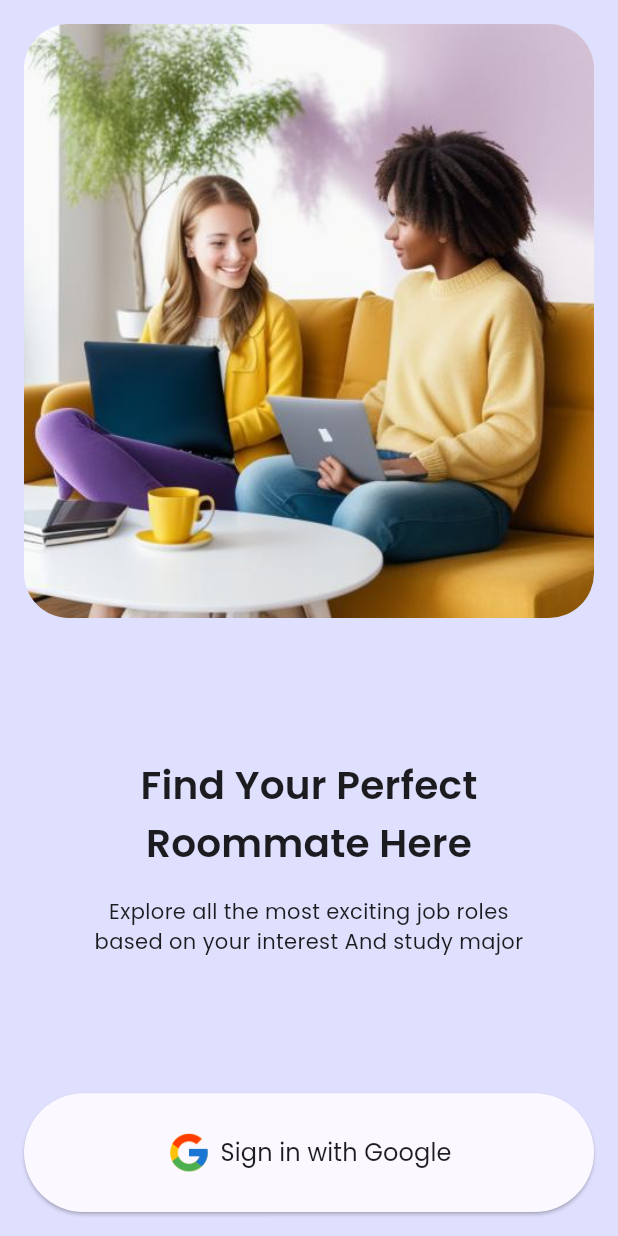
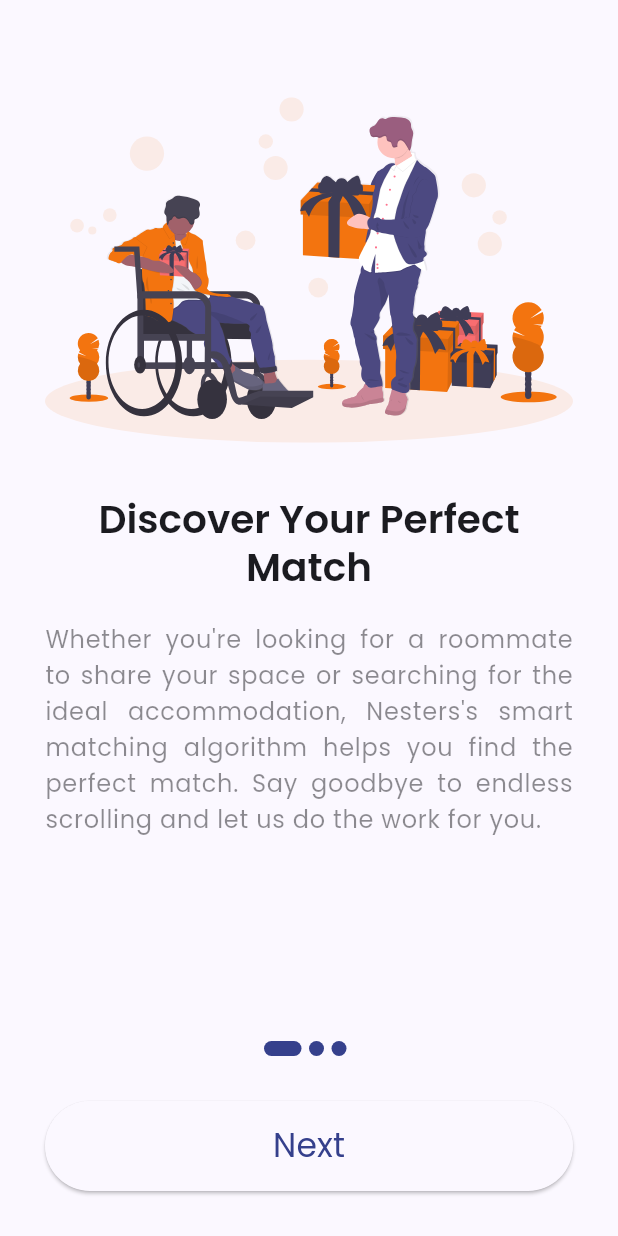
Before and after one commit to Dracula-101/Nesters, a Flutter app: the screen it shows after launch, on a phone screen of 412 x 824 dp. Run offline on Flutter 3.47's test engine with Material 3 defaults, Android fonts, the phone set to English and light mode, and no system bars; our stand-ins replace bloc, equatable, firebase_auth, firebase_core, flutter_bloc, flutter_svg and 7 more; accounts and stored records are empty; generated files the repository leaves out were written again.

Commit message:
Added three onboarding screens with complete UI and business logic

```diff
--- a/lib/app/bloc/app_bloc.dart
+++ b/lib/app/bloc/app_bloc.dart
@@ -64,7 +64,9 @@ class AppBloc extends Bloc<AppEvent, AppState> {
 
   void _intializeNavigationHandler(bool isLoggedIn) {
     AppRouterService.navigatorKey.currentContext!.go(
-      isLoggedIn ? AppRouterService.homeScreen : AppRouterService.loginScreen,
+      isLoggedIn
+          ? AppRouterService.homeScreen
+          : AppRouterService.onboardingScreen,
     );
   }
 }
--- a/lib/app/routes/app_routes.dart
+++ b/lib/app/routes/app_routes.dart
@@ -3,10 +3,12 @@ import 'package:go_router/go_router.dart';
 import 'package:nesters/app/view/app_scaffold.dart';
 import 'package:nesters/features/auth/view/auth_view.dart';
 import 'package:nesters/features/home/view/home_view.dart';
+import 'package:nesters/features/onboarding/view/onboarding_view.dart';
 import 'package:nesters/features/splash/view/splash_view.dart';
 
 class AppRouterService {
   static const String splashScreen = '/';
+  static const String onboardingScreen = '/onboarding';
   static const String homeScreen = '/home';
   static const String loginScreen = '/login';
 
@@ -45,6 +47,10 @@ class AppRouterService {
             splashScreen,
             (_) => const SplashPage(),
           ), // This will be hidden
+          AppRoute(
+            onboardingScreen,
+            (_) => const OnboardingPage(),
+          ),
           AppRoute(
             loginScreen,
             (_) => const AuthPage(),
--- a/lib/app/view/app_scaffold.dart
+++ b/lib/app/view/app_scaffold.dart
@@ -2,7 +2,6 @@ import 'package:flutter/material.dart';
 import 'package:flutter_bloc/flutter_bloc.dart';
 import 'package:nesters/app/bloc/app_bloc.dart';
 import 'package:nesters/features/auth/auth.dart';
-import 'package:nesters/theme/theme.dart';
 
 class RootAppScaffold extends StatelessWidget {
   const RootAppScaffold({super.key, required this.child});
--- a/lib/app/view/main_app_view.dart
+++ b/lib/app/view/main_app_view.dart
@@ -22,6 +22,7 @@ class RootApp extends StatelessWidget {
         ),
       ],
       child: MaterialApp.router(
+        debugShowCheckedModeBanner: false,
         routerConfig: appRouterService.appRouter,
         title: 'Nesters',
         theme: AppTheme.lightTheme,
--- /dev/null
+++ b/lib/constants/onboarding_data.dart
@@ -0,0 +1,22 @@
+import 'package:nesters/domain/models/onboarding.dart';
+
+List<OnboardingContent> contents = [
+  OnboardingContent(
+    image: 'assets/icons/reward.svg',
+    title: 'Discover Your Perfect Match',
+    description:
+        'Whether you\'re looking for a roommate to share your space or searching for the ideal accommodation, Nesters\'s smart matching algorithm helps you find the perfect match. Say goodbye to endless scrolling and let us do the work for you.',
+  ),
+  OnboardingContent(
+    image: 'assets/icons/reward.svg',
+    title: 'Connect with Your College Community',
+    description:
+        'Explore a vibrant community of students from your college. Whether you\'re looking to share a room or find a roommate, We connects you with like-minded individuals seeking accommodation solutions just like you.',
+  ),
+  OnboardingContent(
+    image: 'assets/icons/reward.svg',
+    title: 'Find Your Ideal Living Space',
+    description:
+        'Have a vacant room or space in your house? Post it on Nesters and reach out to other students in need of accommodation. From cozy apartments to spacious houses, discover a wide range of living options tailored to your college lifestyle.',
+  ),
+];
--- /dev/null
+++ b/lib/domain/models/onboarding.dart
@@ -0,0 +1,11 @@
+class OnboardingContent {
+  String image;
+  String title;
+  String description;
+
+  OnboardingContent({
+    required this.image,
+    required this.title,
+    required this.description,
+  });
+}
--- a/lib/features/auth/view/auth_view.dart
+++ b/lib/features/auth/view/auth_view.dart
@@ -1,6 +1,7 @@
 import 'package:flutter/material.dart';
 import 'package:flutter_bloc/flutter_bloc.dart';
 import 'package:nesters/features/auth/auth.dart';
+import 'package:nesters/theme/theme.dart';
 
 class AuthPage extends StatelessWidget {
   const AuthPage({super.key});
@@ -34,20 +35,6 @@ class _AuthViewState extends State<AuthView> {
                   16.0,
                 ),
                 width: double.infinity,
-                decoration: BoxDecoration(
-                  color: Colors.lightBlue.withOpacity(
-                    0.1,
-                  ),
-                  boxShadow: [
-                    BoxShadow(
-                      color: Colors.purpleAccent.withOpacity(
-                        0.1,
-                      ),
-                      blurRadius: 10.0,
-                      spreadRadius: 50.0,
-                    ),
-                  ],
-                ),
                 child: Column(
                   crossAxisAlignment: CrossAxisAlignment.stretch,
                   children: [
@@ -71,21 +58,29 @@ class _AuthViewState extends State<AuthView> {
                           Text(
                             'Find Your Perfect\nRoommate Here',
                             textAlign: TextAlign.center,
-                            style: Theme.of(context).textTheme.titleMedium,
+                            style: AppTheme.headlineSmall,
                           ),
                           const SizedBox(
                             height: 16.0,
                           ),
                           Text(
                             'Explore all the most exciting job roles\nbased on your interest And study major',
+                            style: AppTheme.bodyLarge.copyWith(
+                              color: AppTheme.onSurface.withOpacity(
+                                0.5,
+                              ),
+                            ),
                             textAlign: TextAlign.center,
-                            style: Theme.of(context).textTheme.bodyMedium,
                           ),
                         ],
                       ),
                     ),
-                    Expanded(
-                      flex: 1,
+                    Container(
+                      height: 60,
+                      margin: const EdgeInsets.all(
+                        20,
+                      ),
+                      width: double.infinity,
                       child: ElevatedButton(
                         onPressed: () {
                           context
@@ -106,7 +101,9 @@ class _AuthViewState extends State<AuthView> {
                             ),
                             Text(
                               'Sign in with Google',
-                              style: Theme.of(context).textTheme.labelLarge,
+                              style: AppTheme.titleSmall.copyWith(
+                                color: AppTheme.primary,
+                              ),
                             ),
                           ],
                         ),
--- a/lib/features/home/view/home_view.dart
+++ b/lib/features/home/view/home_view.dart
@@ -7,7 +7,7 @@ class HomePage extends StatelessWidget {
 
   @override
   Widget build(BuildContext context) {
-    return Scaffold(
+    return const Scaffold(
       body: HomeView(),
     );
   }
@@ -37,7 +37,7 @@ class _HomeViewState extends State<HomeView> {
         BlocBuilder<AuthBloc, AuthState>(
           builder: (context, state) {
             return state.maybeWhen(
-              orElse: () => Text("Not Logged in"),
+              orElse: () => const Text("Not Logged in"),
               authenticated: (user) => Column(
                 mainAxisSize: MainAxisSize.min,
                 children: [
--- /dev/null
+++ b/lib/features/onboarding/onboarding.dart
@@ -0,0 +1 @@
+export 'view/onboarding_view.dart';
--- /dev/null
+++ b/lib/features/onboarding/view/onboarding_view.dart
@@ -0,0 +1,143 @@
+import 'package:flutter/material.dart';
+import 'package:flutter_svg/flutter_svg.dart';
+import 'package:go_router/go_router.dart';
+import 'package:nesters/constants/onboarding_data.dart';
+import 'package:nesters/theme/theme.dart';
+
+class OnboardingPage extends StatelessWidget {
+  const OnboardingPage({super.key});
+
+  @override
+  Widget build(BuildContext context) {
+    return const Scaffold(
+      body: OnboardingView(),
+    );
+  }
+}
+
+class OnboardingView extends StatefulWidget {
+  const OnboardingView({super.key});
+
+  @override
+  State<OnboardingView> createState() => _OnboardingViewState();
+}
+
+class _OnboardingViewState extends State<OnboardingView> {
+  int currentIndex = 0;
+  late PageController _pageController;
+
+  @override
+  void initState() {
+    _pageController = PageController(initialPage: 0);
+    super.initState();
+  }
+
+  @override
+  void dispose() {
+    _pageController.dispose();
+    super.dispose();
+  }
+
+  @override
+  Widget build(BuildContext context) {
+    return SafeArea(
+      child: Column(
+        children: [
+          Expanded(
+            child: PageView.builder(
+              controller: _pageController,
+              itemCount: contents.length,
+              onPageChanged: (value) {
+                setState(() {
+                  currentIndex = value;
+                });
+              },
+              itemBuilder: (_, index) {
+                return Padding(
+                  padding: const EdgeInsets.all(
+                    30,
+                  ),
+                  child: Column(
+                    children: [
+                      SvgPicture.asset(
+                        contents[index].image,
+                        height: 300,
+                      ),
+                      Text(
+                        contents[index].title,
+                        style: AppTheme.displaySmall,
+                        textAlign: TextAlign.center,
+                      ),
+                      const SizedBox(
+                        height: 20,
+                      ),
+                      Text(
+                        contents[index].description,
+                        style: AppTheme.bodyLarge.copyWith(
+                          color: AppTheme.onSurface.withOpacity(
+                            0.5,
+                          ),
+                        ),
+                        textAlign: TextAlign.justify,
+                      ),
+                    ],
+                  ),
+                );
+              },
+            ),
+          ),
+          Row(
+            mainAxisAlignment: MainAxisAlignment.center,
+            children: buildProgressDot(context, currentIndex),
+          ),
+          Container(
+            height: 60,
+            margin: const EdgeInsets.all(
+              30,
+            ),
+            width: double.infinity,
+            child: ElevatedButton(
+              onPressed: () {
+                if (currentIndex == contents.length - 1) {
+                  GoRouter.of(context).go('/login');
+                } else {
+                  _pageController.nextPage(
+                    duration: const Duration(
+                      milliseconds: 200,
+                    ),
+                    curve: Curves.easeInOut,
+                  );
+                }
+              },
+              child: Text(
+                currentIndex == contents.length - 1 ? 'Continue' : 'Next',
+                style: AppTheme.titleSmall.copyWith(
+                  color: AppTheme.primary,
+                ),
+              ),
+            ),
+          ),
+        ],
+      ),
+    );
+  }
+
+  List<Widget> buildProgressDot(BuildContext context, int index) {
+    return List.generate(
+      contents.length,
+      (index) => Container(
+        height: 10,
+        width: currentIndex == index ? 25 : 10,
+        margin: const EdgeInsets.only(
+          right: 5,
+        ),
+        decoration: BoxDecoration(
+          borderRadius: BorderRadius.circular(
+            20,
+          ),
+          color: AppTheme.primary,
+        ),
+      ),
+    );
+  }
+}
--- a/pubspec.yaml
+++ b/pubspec.yaml
@@ -26,6 +26,7 @@ dependencies:
   logger: ^2.2.0
   shared_preferences: ^2.2.3
   flutter_bloc: ^8.1.5
+  flutter_svg: ^2.0.10+1
 
 dev_dependencies:
   flutter_test:
```
Also changed, not shown: assets/icons/reward.svg (added), assets/images/onboardingScreen1.jpg (added), pubspec.lock.
